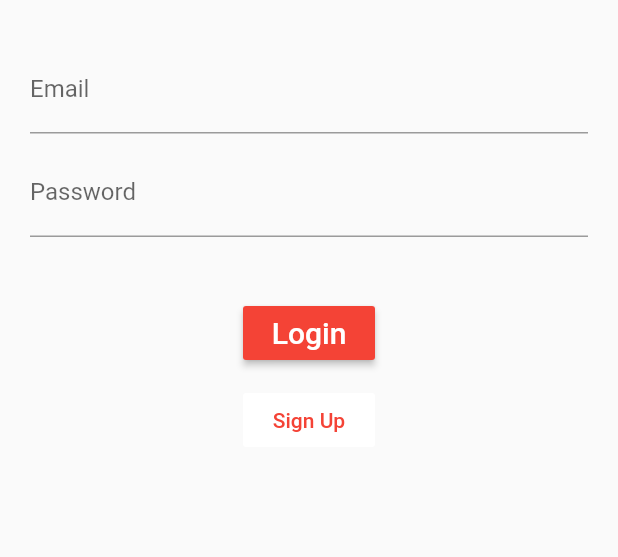
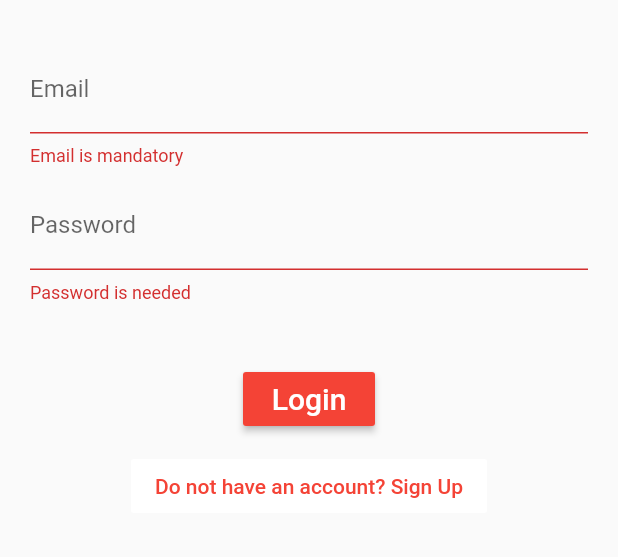
Before and after one commit to nidhikamath2102/FlutterBlogDemo, a Flutter app: the screen it shows after launch, after a tap on "Login", on a phone screen of 412 x 824 dp, the part 369-926 px from its top. Run offline on Flutter 3.47's test engine with Material 2 defaults, Android fonts, the phone set to English and light mode, and no system bars.

Commit message:
initial commit

```diff
--- a/lib/LoginSignUp.dart
+++ b/lib/LoginSignUp.dart
@@ -1,17 +1,43 @@
+import 'dart:math';
+
 import 'package:flutter/material.dart';
 
-class LoginSignUp extends StatefulWidget{
-  State<StatefulWidget> createState(){
+class LoginSignUp extends StatefulWidget {
+  State<StatefulWidget> createState() {
     return _LoginSignUpState();
   }
 }
 
-class _LoginSignUpState extends State<LoginSignUp>{
+enum FormType { login, register }
 
-  void login(){
+class _LoginSignUpState extends State<LoginSignUp> {
+  final formKey = new GlobalKey<FormState>();
+  FormType _formType = FormType.login;
+  String _email = "";
+  String _password = "";
+
+  bool validate(){
+    final form = formKey.currentState;
+    if(form.validate()){
+      form.save();
+      return true;
+    }else{
+      return false;
+    }
   }
 
-  void register(){
+  void login() {
+    formKey.currentState.reset();
+    setState(() {
+      _formType = FormType.login;
+    });
+  }
+
+  void register() {
+    formKey.currentState.reset();
+    setState(() {
+      _formType = FormType.register;
+    });
   }
 
   @override
@@ -23,33 +49,56 @@ class _LoginSignUpState extends State<LoginSignUp>{
       body: new Container(
         margin: EdgeInsets.all(20.0),
         child: new Form(
+          key: formKey,
           child: new Column(
             crossAxisAlignment: CrossAxisAlignment.center,
-            children: inputWidgets(),
+            children: inputWidgets() + buttons(),
           ),
         ),
       ),
     );
   }
 
-  List<Widget> inputWidgets(){
+  List<Widget> inputWidgets() {
+    return [
+      SizedBox(
+        height: 10.0,
+      ),
+      logo(),
+      SizedBox(
+        height: 30.0,
+      ),
+      new TextFormField(
+        decoration: new InputDecoration(labelText: "Email"),
+        validator: (val) {
+          return val.isEmpty ? 'Email is mandatory' : null;
+        },
+        onSaved: (email) {
+          return _email = email;
+        },
+      ),
+      SizedBox(
+        height: 10.0,
+      ),
+      new TextFormField(
+        decoration: new InputDecoration(labelText: "Password"),
+        validator: (value) {
+          return value.isEmpty ? 'Password is needed' : null;
+        },
+        onSaved: (password) {
+          return _password = password;
+        },
+        obscureText: true,
+      ),
+      SizedBox(
+        height: 40.0,
+      ),
+    ];
+  }
+
+  List<Widget> buttons() {
+    if(_formType == FormType.login){
       return[
-      SizedBox(height: 10.0,),
-      logo(),
-      SizedBox(height: 30.0,),
-
-      new TextFormField(
-        decoration: new InputDecoration(
-          labelText: "Email"
-        ),
-      ),
-      SizedBox(height: 10.0,),
-      new TextFormField(
-        decoration: new InputDecoration(
-            labelText: "Password"
-        ),
-      ),
-      SizedBox(height: 40.0,),
         new RaisedButton(
           child: new Text(
             "Login",
@@ -59,12 +108,12 @@ class _LoginSignUpState extends State<LoginSignUp>{
           ),
           textColor: Colors.white,
           color: Colors.red,
-        onPressed: login,
+          onPressed: validate,
         ),
         SizedBox(height: 10.0,),
         new FlatButton(
           child: new Text(
-          "Sign Up",
+            "Do not have an account? Sign Up",
             style: new TextStyle(
                 fontSize: 14.0
             ),
@@ -74,9 +123,36 @@ class _LoginSignUpState extends State<LoginSignUp>{
           onPressed: register,
         ),
       ];
+    }else{
+      return[
+        new RaisedButton(
+          child: new Text(
+            "Create An Account",
+            style: new TextStyle(
+                fontSize: 20.0
+            ),
+          ),
+          textColor: Colors.white,
+          color: Colors.red,
+          onPressed: validate,
+        ),
+        SizedBox(height: 10.0,),
+        new FlatButton(
+          child: new Text(
+            "Have an account? Log In",
+            style: new TextStyle(
+                fontSize: 14.0
+            ),
+          ),
+          textColor: Colors.red,
+          color: Colors.white,
+          onPressed: login,
+        ),
+      ];
+    }
   }
 
-  Widget logo(){
+  Widget logo() {
     return new Hero(
       tag: 'Hero',
       child: new CircleAvatar(
@@ -86,5 +162,4 @@ class _LoginSignUpState extends State<LoginSignUp>{
       ),
     );
   }
-
 }
```
Lines whose indentation alone changed are shown as unchanged.
